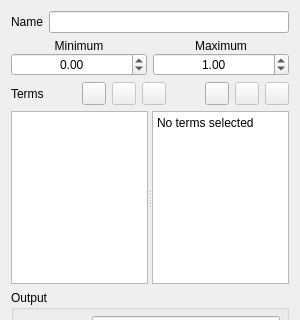
Before: the Qt Designer form qtfuzzylite/ui/Variable.ui in fuzzylite/fuzzylite, drawn with Qt 5; both pictures show x 0 to 300 and y 0 to 320 of the 300 by 473 pixel window.
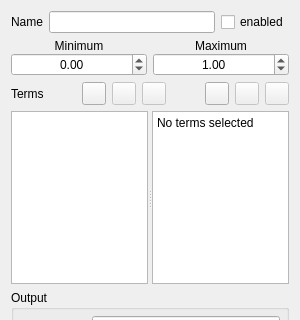
After: the same form once the commit is applied. Icons and pictures are not drawn.

Commit message: Enabling variables and fixed bug when using Hedge Any

What changed in the file:
```diff
--- a/qtfuzzylite/ui/Variable.ui
+++ b/qtfuzzylite/ui/Variable.ui
@@ -48,6 +48,13 @@
        </property>
       </widget>
      </item>
+     <item>
+      <widget class="QCheckBox" name="cbx_enabled">
+       <property name="text">
+        <string>enabled</string>
+       </property>
+      </widget>
+     </item>
     </layout>
    </item>
    <item>
```
Left out of the diff: 11 changed lines with no effect on the pictures. The commit also changes 15 other files.
